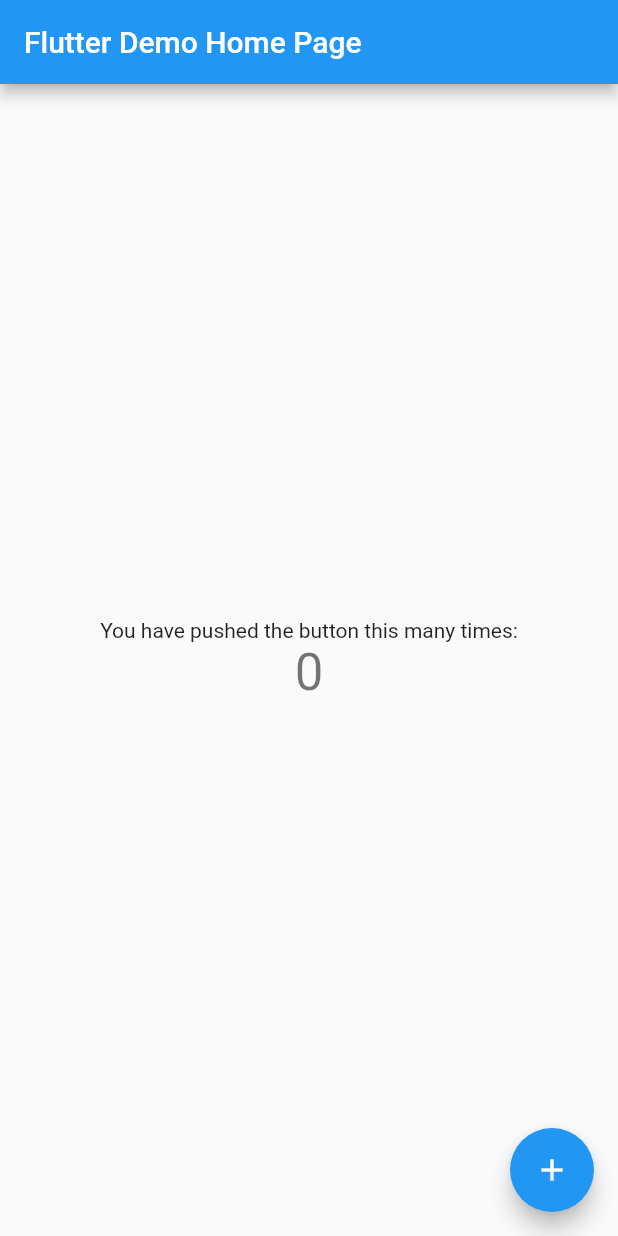
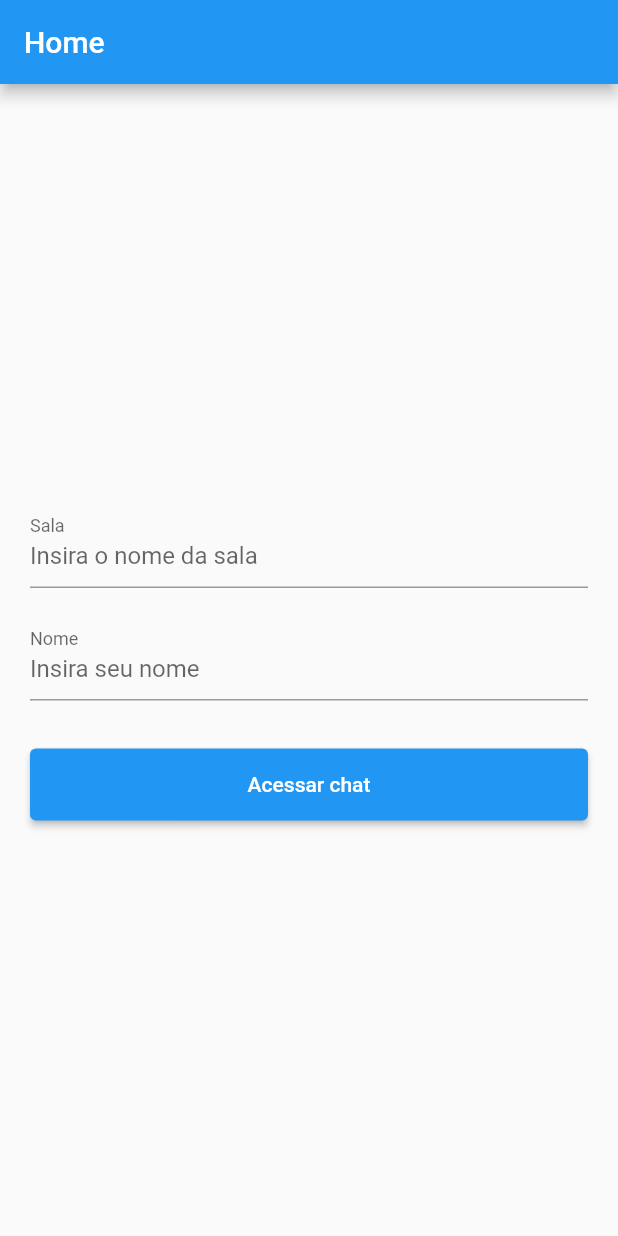
Before and after one commit to MateusHBR/chat, a Flutter app: the screen it shows after launch, on a phone screen of 412 x 824 dp. Run offline on Flutter 3.47's test engine with Material 2 defaults, Android fonts, the phone set to English and light mode, and no system bars; our stand-ins replace rx_notifier, socket_io_client.

Commit message:
feat: finish chat app

```diff
--- a/flutter_chat_app/lib/main.dart
+++ b/flutter_chat_app/lib/main.dart
@@ -1,113 +1,32 @@
 import 'package:flutter/material.dart';
+
+import 'src/screens/chat/chat_screen.dart';
+import 'src/screens/home/home_screen.dart';
 
 void main() {
   runApp(MyApp());
 }
 
 class MyApp extends StatelessWidget {
-  // This widget is the root of your application.
   @override
   Widget build(BuildContext context) {
     return MaterialApp(
       title: 'Flutter Demo',
       theme: ThemeData(
-        // This is the theme of your application.
-        //
-        // Try running your application with "flutter run". You'll see the
-        // application has a blue toolbar. Then, without quitting the app, try
-        // changing the primarySwatch below to Colors.green and then invoke
-        // "hot reload" (press "r" in the console where you ran "flutter run",
-        // or simply save your changes to "hot reload" in a Flutter IDE).
-        // Notice that the counter didn't reset back to zero; the application
-        // is not restarted.
         primarySwatch: Colors.blue,
       ),
-      home: MyHomePage(title: 'Flutter Demo Home Page'),
+      initialRoute: '/',
+      routes: {
+        '/': (_) => HomeScreen(),
+        '/chat': (context) {
+          final args = ModalRoute.of(context)!.settings.arguments as Map;
+
+          return ChatPage(
+            name: args['name'],
+            room: args['room'],
+          );
+        },
+      },
     );
   }
 }
-
-class MyHomePage extends StatefulWidget {
-  MyHomePage({Key? key, this.title}) : super(key: key);
-
-  // This widget is the home page of your application. It is stateful, meaning
-  // that it has a State object (defined below) that contains fields that affect
-  // how it looks.
-
-  // This class is the configuration for the state. It holds the values (in this
-  // case the title) provided by the parent (in this case the App widget) and
-  // used by the build method of the State. Fields in a Widget subclass are
-  // always marked "final".
-
-  final String? title;
-
-  @override
-  _MyHomePageState createState() => _MyHomePageState();
-}
-
-class _MyHomePageState extends State<MyHomePage> {
-  int _counter = 0;
-
-  void _incrementCounter() {
-    setState(() {
-      // This call to setState tells the Flutter framework that something has
-      // changed in this State, which causes it to rerun the build method below
-      // so that the display can reflect the updated values. If we changed
-      // _counter without calling setState(), then the build method would not be
-      // called again, and so nothing would appear to happen.
-      _counter++;
-    });
-  }
-
-  @override
-  Widget build(BuildContext context) {
-    // This method is rerun every time setState is called, for instance as done
-    // by the _incrementCounter method above.
-    //
-    // The Flutter framework has been optimized to make rerunning build methods
-    // fast, so that you can just rebuild anything that needs updating rather
-    // than having to individually change instances of widgets.
-    return Scaffold(
-      appBar: AppBar(
-        // Here we take the value from the MyHomePage object that was created by
-        // the App.build method, and use it to set our appbar title.
-        title: Text(widget.title!),
-      ),
-      body: Center(
-        // Center is a layout widget. It takes a single child and positions it
-        // in the middle of the parent.
-        child: Column(
-          // Column is also a layout widget. It takes a list of children and
-          // arranges them vertically. By default, it sizes itself to fit its
-          // children horizontally, and tries to be as tall as its parent.
-          //
-          // Invoke "debug painting" (press "p" in the console, choose the
-          // "Toggle Debug Paint" action from the Flutter Inspector in Android
-          // Studio, or the "Toggle Debug Paint" command in Visual Studio Code)
-          // to see the wireframe for each widget.
-          //
-          // Column has various properties to control how it sizes itself and
-          // how it positions its children. Here we use mainAxisAlignment to
-          // center the children vertically; the main axis here is the vertical
-          // axis because Columns are vertical (the cross axis would be
-          // horizontal).
-          mainAxisAlignment: MainAxisAlignment.center,
-          children: <Widget>[
-            Text(
-              'You have pushed the button this many times:',
-            ),
-            Text(
-              '$_counter',
-              style: Theme.of(context).textTheme.headline4,
-            ),
-          ],
-        ),
-      ),
-      floatingActionButton: FloatingActionButton(
-        onPressed: _incrementCounter,
-        tooltip: 'Increment',
-        child: Icon(Icons.add),
-      ), // This trailing comma makes auto-formatting nicer for build methods.
-    );
-  }
-}
--- /dev/null
+++ b/flutter_chat_app/lib/src/screens/home/home_screen.dart
@@ -0,0 +1,88 @@
+import 'package:flutter/material.dart';
+
+class HomeScreen extends StatefulWidget {
+  @override
+  _HomeScreenState createState() => _HomeScreenState();
+}
+
+class _HomeScreenState extends State<HomeScreen> {
+  String name = 'no-name';
+  String room = 'unknown';
+
+  @override
+  Widget build(BuildContext context) {
+    return Scaffold(
+      appBar: _appBar(),
+      body: _body(),
+    );
+  }
+
+  Widget _body() {
+    return Container(
+      height: double.infinity,
+      width: double.infinity,
+      padding: EdgeInsets.symmetric(horizontal: 20),
+      child: Column(
+        mainAxisAlignment: MainAxisAlignment.center,
+        children: [
+          _roomField(),
+          _verticalSpacing(16),
+          _nameField(),
+          _verticalSpacing(32),
+          _button(),
+        ],
+      ),
+    );
+  }
+
+  Widget _verticalSpacing(double size) {
+    return SizedBox(
+      height: size,
+    );
+  }
+
+  Widget _roomField() {
+    return TextField(
+      onChanged: (newValue) => room = newValue,
+      decoration: InputDecoration(
+        labelText: 'Sala',
+        hintText: 'Insira o nome da sala',
+        floatingLabelBehavior: FloatingLabelBehavior.always,
+      ),
+    );
+  }
+
+  Widget _nameField() {
+    return TextField(
+      onChanged: (newValue) => name = newValue,
+      decoration: InputDecoration(
+        labelText: 'Nome',
+        hintText: 'Insira seu nome',
+        floatingLabelBehavior: FloatingLabelBehavior.always,
+      ),
+    );
+  }
+
+  Widget _button() {
+    return ElevatedButton(
+      style: ButtonStyle(
+        minimumSize: MaterialStateProperty.all(
+          Size(double.infinity, 48),
+        ),
+      ),
+      child: Text('Acessar chat'),
+      onPressed: () {
+        Navigator.of(context).pushNamed('/chat', arguments: {
+          'room': room,
+          'name': name,
+        });
+      },
+    );
+  }
+
+  AppBar _appBar() {
+    return AppBar(
+      title: Text('Home'),
+    );
+  }
+}
--- a/flutter_chat_app/pubspec.yaml
+++ b/flutter_chat_app/pubspec.yaml
@@ -23,8 +23,10 @@ environment:
 dependencies:
   flutter:
     sdk: flutter
-
-
+  rx_notifier: ^1.1.0
+  socket_io_client: 2.0.0-beta.3-nullsafety.0
+  common:
+    path: ../common
   # The following adds the Cupertino Icons font to your application.
   # Use with the CupertinoIcons class for iOS style icons.
   cupertino_icons: ^1.0.2
```
Also changed, not shown: flutter_chat_app/lib/src/screens/chat/chat_controller.dart (added, +71 -0 lines), flutter_chat_app/lib/src/screens/chat/chat_screen.dart (added, +132 -0 lines), flutter_chat_app/pubspec.lock.
